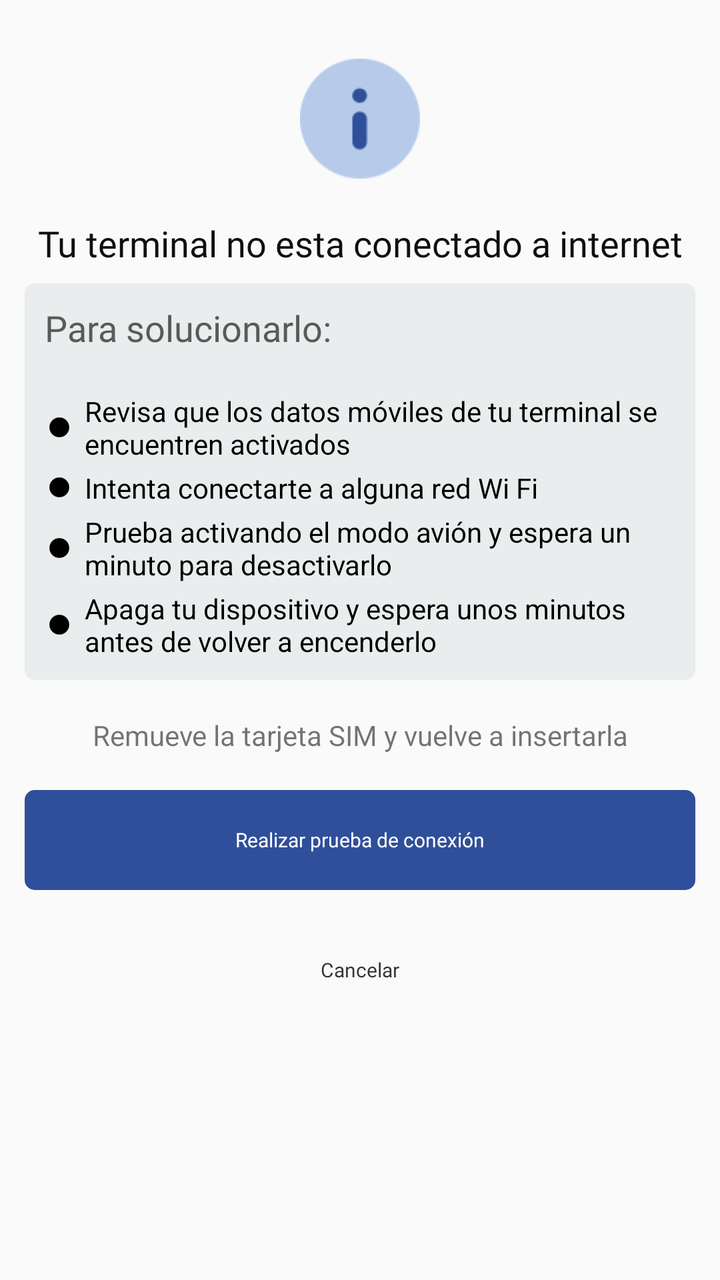
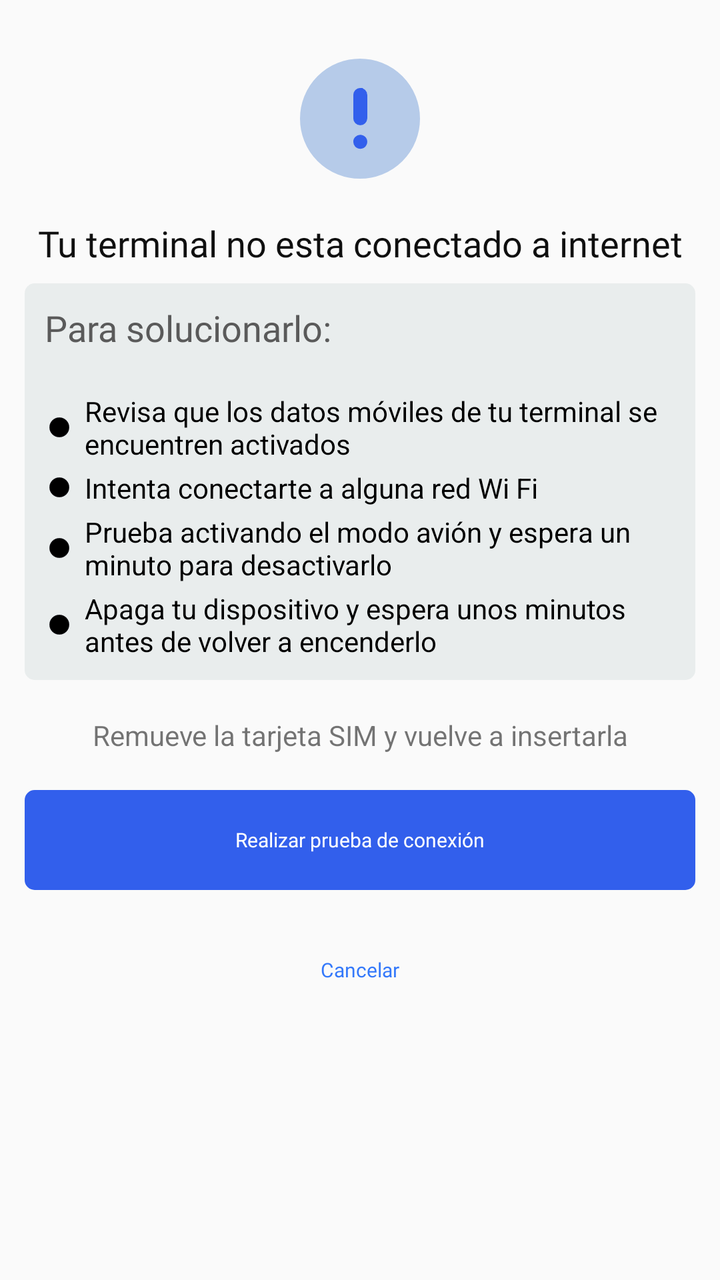

Compare the two renders of this Android layout. The source of the first and the diff that turns it into the second are given below.
<!-- AndroidManifest.xml: application theme AppThemeDown -->
<!-- res/layout/wmx_not_network_modal.xml -->
<?xml version="1.0" encoding="utf-8"?>
<androidx.constraintlayout.widget.ConstraintLayout xmlns:android="http://schemas.android.com/apk/res/android"
    xmlns:app="http://schemas.android.com/apk/res-auto"
    xmlns:tools="http://schemas.android.com/tools"
    android:layout_width="match_parent"
    android:layout_height="match_parent">
    <LinearLayout
        android:id="@+id/lyt_not_connection_container"
        android:layout_width="match_parent"
        android:layout_height="wrap_content"
        android:gravity="center_horizontal"
        android:orientation="vertical"
        android:paddingLeft="37px"
        android:paddingTop="28px"
        android:paddingBottom="28px"
        android:paddingRight="37px"
        tools:ignore="MissingConstraints">

        <ImageView
            android:id="@+id/imageView11"
            android:layout_width="60dp"
            android:layout_height="60dp"
            android:layout_marginTop="20dp"
            android:layout_marginBottom="20dp"
            app:srcCompat="@drawable/m_informaci_n" />

        <TextView
            android:id="@+id/textView31"
            android:layout_width="match_parent"
            android:layout_height="wrap_content"
            android:layout_marginBottom="24px"
            android:fontFamily="@font/dm_sans_medium"
            android:gravity="center"
            android:text="@string/wmx_not_network_connection_title"
            android:textColor="#0F0F0F"
            android:textSize="18dp" />

        <LinearLayout
            android:layout_width="match_parent"
            android:layout_height="match_parent"
            android:background="@drawable/rounded_corner"
            android:backgroundTint="#E9EDED"
            android:orientation="vertical"
            android:padding="10dp"
            android:layout_marginBottom="15dp"
            >

            <TextView
                android:id="@+id/textView30"
                android:layout_width="match_parent"
                android:layout_height="wrap_content"
                android:layout_marginBottom="20dp"
                android:fontFamily="@font/dm_sans"
                android:gravity="center"
                android:text="@string/wmx_not_network_connection_subtitle"
                android:textAlignment="viewStart"
                android:textColor="#5A5A5A"
                android:textSize="18dp" />

            <TableLayout
                android:layout_width="match_parent"
                android:layout_height="match_parent">

                <TableRow
                    android:layout_width="match_parent"
                    android:layout_height="match_parent"
                    android:layout_marginBottom="3dp">

                    <ImageView
                        android:id="@+id/imageView12"
                        android:layout_width="10dp"
                        android:layout_height="10dp"
                        android:layout_gravity="center"
                        android:layout_marginRight="5dp"
                        app:srcCompat="@drawable/round_button_black" />

                    <TextView
                        android:id="@+id/txt_connection_option_1"
                        android:layout_width="wrap_content"
                        android:layout_height="wrap_content"
                        android:layout_weight="1"
                        android:text="@string/wmx_not_network_connection_option_1"
                        android:textColor="#000000" />
                </TableRow>

                <TableRow
                    android:layout_width="match_parent"
                    android:layout_height="match_parent"
                    android:layout_marginBottom="3dp">

                    <ImageView
                        android:id="@+id/imageView13"
                        android:layout_width="10dp"
                        android:layout_height="10dp"
                        android:layout_gravity="center"
                        android:layout_marginRight="5dp"
                        app:srcCompat="@drawable/round_button_black" />

                    <TextView
                        android:id="@+id/txt_connection_option_2"
                        android:layout_width="wrap_content"
                        android:layout_height="wrap_content"
                        android:layout_weight="1"
                        android:text="@string/wmx_not_network_connection_option_2"
                        android:textColor="#000000" />
                </TableRow>

                <TableRow
                    android:layout_width="match_parent"
                    android:layout_height="match_parent"
                    android:layout_marginBottom="3dp">

                    <ImageView
                        android:id="@+id/imageView14"
                        android:layout_width="10dp"
                        android:layout_height="10dp"
                        android:layout_gravity="center"
                        android:layout_marginRight="5dp"
                        app:srcCompat="@drawable/round_button_black" />

                    <TextView
                        android:id="@+id/txt_connection_option_3"
                        android:layout_width="wrap_content"
                        android:layout_height="wrap_content"
                        android:layout_weight="1"
                        android:text="@string/wmx_not_network_connection_option_3"
                        android:textColor="#000000"
                        />
                </TableRow>

                <TableRow
                    android:layout_width="match_parent"
                    android:layout_height="match_parent">

                    <ImageView
                        android:id="@+id/imageView15"
                        android:layout_width="10dp"
                        android:layout_height="10dp"
                        android:layout_gravity="center"
                        android:layout_marginRight="5dp"
                        app:srcCompat="@drawable/round_button_black"/>

                    <TextView
                        android:id="@+id/txt_connection_option_4"
                        android:layout_width="wrap_content"
                        android:layout_height="wrap_content"
                        android:layout_weight="1"
                        android:text="@string/wmx_not_network_connection_option_4"
                        android:textColor="#000000" />
                </TableRow>
            </TableLayout>

        </LinearLayout>

        <LinearLayout
            android:layout_width="match_parent"
            android:layout_height="match_parent"
            android:orientation="vertical"
            android:gravity="center"
            android:layout_marginBottom="15dp"
            >

            <TextView
                android:id="@+id/txt_connection_footer"
                android:layout_width="match_parent"
                android:layout_height="wrap_content"
                android:layout_marginTop="3dp"
                android:layout_marginBottom="3dp"
                android:text="@string/wmx_not_network_connection_footer_2"
                android:gravity="center"/>
        </LinearLayout>


        <androidx.appcompat.widget.AppCompatButton
            android:id="@+id/btn_not_network_connection_test"
            android:layout_width="match_parent"
            android:layout_height="50dp"
            android:layout_marginBottom="15dp"
            android:background="@drawable/rounded_corner"
            android:fontFamily="@font/dm_sans_bold"
            android:stateListAnimator="@null"
            android:text="@string/wmx_not_network_connection_test"
            android:textAllCaps="false"
            android:textColor="#fff"
            android:textSize="30px" />

        <androidx.appcompat.widget.AppCompatButton
            android:id="@+id/btn_not_network_close"
            android:layout_width="match_parent"
            android:layout_height="50dp"
            android:background="@drawable/rounded_corner"
            android:backgroundTint="@color/transparent"
            android:fontFamily="@font/dm_sans_bold"
            android:stateListAnimator="@null"
            android:text="Cancelar"
            android:textAllCaps="false"
            android:textColor="@color/ep_color_black"
            android:textSize="30px" />


    </LinearLayout>

</androidx.constraintlayout.widget.ConstraintLayout>
<!-- resources referenced by this layout -->
<resources>
  <color name="ep_color_black">#343434</color>
  <color name="transparent">#00FFFFFF</color>
  <!-- drawable m_informaci_n: png bitmap (drawable, 1957 bytes) -->
  <!-- drawable rounded_corner (drawable) -->
  <?xml version="1.0" encoding="utf-8"?>
  <shape xmlns:android="http://schemas.android.com/apk/res/android"
      android:shape="rectangle" >
  
      <corners
          android:radius="15px"/>
  
      <solid android:color="#2F4F9A" />
  
      <padding
          android:bottom="0dp"
          android:left="0dp"
          android:right="0dp"
          android:top="0dp" />
  
  </shape>
  <string name="wmx_not_network_connection_footer_2">Remueve la tarjeta SIM y vuelve a insertarla</string>
  <string name="wmx_not_network_connection_option_1">Revisa que los datos móviles de tu terminal se encuentren activados</string>
  <string name="wmx_not_network_connection_option_2">Intenta conectarte a alguna red Wi Fi</string>
  <string name="wmx_not_network_connection_option_3">Prueba activando el modo avión y espera un minuto para desactivarlo</string>
  <string name="wmx_not_network_connection_option_4">Apaga tu dispositivo y espera unos minutos antes de volver a encenderlo</string>
  <string name="wmx_not_network_connection_subtitle">Para solucionarlo:</string>
  <string name="wmx_not_network_connection_test">Realizar prueba de conexión</string>
  <string name="wmx_not_network_connection_title">Tu terminal no esta conectado a internet</string>
  <style name="MyTheme.ActionBar.TabBar" parent="android:style/Widget.Holo.Light.ActionBar.TabBar">
          
          <item name="android:background">@color/eb_col_7</item>
      </style>
  <style name="ActionBarTabStyle" parent="android:style/Widget.Holo.ActionBar.TabView">
          <item name="android:background">@drawable/edm_detail_actionbar_tabview_style</item>
      </style>
  <style name="CustomOptionsMenu" parent="Widget.AppCompat.PopupMenu.Overflow">
          <item name="android:popupBackground">@color/eb_col_12</item>
      </style>
  <style name="PopupMenu" parent="@style/Widget.AppCompat.Light.PopupMenu">
          <item name="android:popupBackground">@color/eb_col_14</item>
      </style>
  <style name="OverFlow" parent="@android:style/Widget.Holo.ActionButton.Overflow">
          <item name="android:src">@drawable/action_bar_more</item>
      </style>
  <style name="MyMenuTextAppearance" parent="@style/TextAppearance.AppCompat.Widget.ActionBar.Menu">
          <item name="android:textAllCaps">false</item>
      </style>
  <color name="action_bar">@color/eb_col_4</color>
  <style name="TitleTextStyle">
          <item name="android:textSize">18.0sp</item>
          <item name="android:textColor">@color/eb_col_7</item>
      </style>
  <color name="eb_col_7">#ffffff</color>
  <color name="eb_col_12">#f8f8f8</color>
  <color name="eb_col_14">#00A1DE</color>
  <color name="segment_line">@color/eb_col_12</color>
  <color name="eb_col_4">#004C90</color>
  <!-- unchanged entries left out for length: 8 -->
</resources>

<!-- the commit's change to res/layout/wmx_not_network_modal.xml (unified diff, before → after) -->
@@ -22,7 +22,7 @@
             android:layout_height="60dp"
             android:layout_marginTop="20dp"
             android:layout_marginBottom="20dp"
-            app:srcCompat="@drawable/m_informaci_n" />
+            app:srcCompat="@drawable/efevoo_i_info" />
 
         <TextView
             android:id="@+id/textView31"
@@ -194,7 +194,7 @@
             android:stateListAnimator="@null"
             android:text="Cancelar"
             android:textAllCaps="false"
-            android:textColor="@color/ep_color_black"
+            android:textColor="@color/ep_color_blue"
             android:textSize="30px" />
 
 
<!-- resource entries referenced after the edit -->
@@ -1,8 +1,32 @@
 <!-- resources referenced by this layout -->
 <resources>
-  <color name="ep_color_black">#343434</color>
+  <color name="ep_color_blue">#3378FA</color>
   <color name="transparent">#00FFFFFF</color>
-  <!-- drawable m_informaci_n: png bitmap (drawable, 1957 bytes) -->
+  <!-- drawable efevoo_i_info (drawable) -->
+  <vector xmlns:android="http://schemas.android.com/apk/res/android"
+      android:width="53dp"
+      android:height="53dp"
+      android:viewportWidth="53"
+      android:viewportHeight="53"
+      >
+  
+    <group
+        android:rotation="180"
+       android:pivotX="26.5"
+        android:pivotY="26.5"
+        >
+    <path
+        android:pathData="M26.5,0.5A26,26 0,1 1,0.5 26.5,26 26,0 0,1 26.5,0.5Z"
+        android:strokeWidth="1"
+        android:fillColor="#B6CBE9"
+        android:strokeColor="#B6CBE9"/>
+    <path
+        android:pathData="M26.376,39.562A2.586,2.586 0,0 1,23.788 36.975L23.788,26.625a2.588,2.588 0,0 1,5.175 0v10.35a2.586,2.586 0,0 1,-2.588 2.588ZM26.376,18.862a2.586,2.586 0,0 1,-0.983 -0.207,2.968 2.968,0 0,1 -0.854,-0.543A2.56,2.56 0,0 1,23.788 16.274a2.152,2.152 0,0 1,0.207 -0.983,2.968 2.968,0 0,1 0.543,-0.854 2.662,2.662 0,0 1,0.854 -0.543,2.572 2.572,0 0,1 1.966,0 2.69,2.69 0,0 1,0.854 0.543,2.723 2.723,0 0,1 0.751,1.837 2.563,2.563 0,0 1,-2.588 2.588Z"
+        android:strokeWidth="1"
+        android:fillColor="#325FEC"
+        android:strokeColor="#325FEC"/>
+    </group>
+  </vector>
   <!-- drawable rounded_corner (drawable) -->
   <?xml version="1.0" encoding="utf-8"?>
   <shape xmlns:android="http://schemas.android.com/apk/res/android"
@@ -11,7 +35,7 @@
       <corners
           android:radius="15px"/>
   
-      <solid android:color="#2F4F9A" />
+      <solid android:color="#325FEC" />
   
       <padding
           android:bottom="0dp"
